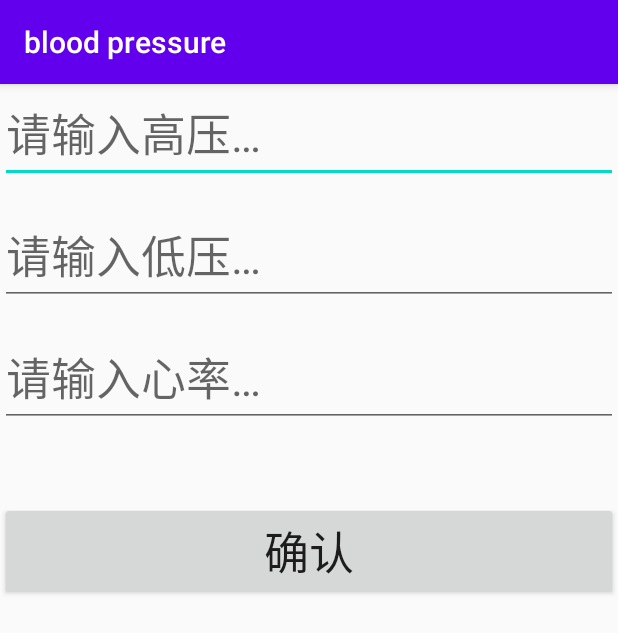
After one commit to CMKA-ERSH/Blood_Pressure, an Android app: the BloodPressureModification screen opened directly, with no data from a screen before it, on a phone screen of 412 x 824 dp. The commit adds this screen. Shown: the top 633 px of the screen. Run offline under Robolectric (Android 15) with nearby library versions, the phone set to English and light mode, and no system bars.

Commit message:
v0.05查看历史记录部分完成，可以对历史记录进行删除、修改、列表清空操作了

```diff
--- a/app/src/main/AndroidManifest.xml
+++ b/app/src/main/AndroidManifest.xml
@@ -9,7 +9,8 @@
         android:roundIcon="@mipmap/ic_launcher_round"
         android:supportsRtl="true"
         android:theme="@style/AppTheme">
-        <activity android:name=".listBP"></activity>
+        <activity android:name=".BloodPressureModification"/>
+        <activity android:name=".listBP" />
         <activity android:name=".recordBP" />
         <activity android:name=".MainActivity">
             <intent-filter>
--- a/app/src/main/java/com/swufe/bloodpressure/BloodPressureManager.java
+++ b/app/src/main/java/com/swufe/bloodpressure/BloodPressureManager.java
@@ -32,9 +32,9 @@ public class BloodPressureManager {
         db.delete(TBNAME, null, null);
         db.close();
     }
-    public void delete(int id){
+    public void delete(String date){
         SQLiteDatabase db = dbHelper.getWritableDatabase();
-        db.delete(TBNAME, "ID=?", new String[]{String.valueOf(id)});
+        db.delete(TBNAME, "DATE=?", new String[]{String.valueOf(date)});
         db.close();
     }
     public void update(BloodPressureItem item){
@@ -44,7 +44,7 @@ public class BloodPressureManager {
         values.put("lowbp", item.getLowBP());
         values.put("heartrate", item.getHeartRate());
         values.put("date", item.getDate());
-        db.update(TBNAME, values, "ID=?", new String[]{String.valueOf(item.getId())});
+        db.update(TBNAME, values, "DATE=?", new String[]{String.valueOf(item.getDate())});
         db.close();
     }
     public List<BloodPressureItem> listAll(){
--- /dev/null
+++ b/app/src/main/java/com/swufe/bloodpressure/BloodPressureModification.java
@@ -0,0 +1,69 @@
+package com.swufe.bloodpressure;
+
+import androidx.appcompat.app.AppCompatActivity;
+
+import android.content.Intent;
+import android.os.Bundle;
+import android.util.Log;
+import android.view.View;
+import android.widget.EditText;
+import android.widget.Toast;
+
+public class BloodPressureModification extends AppCompatActivity {
+    private static final String TAG = "BPModification";
+    EditText newHighBP;
+    EditText newLowBP;
+    EditText newHeartRate;
+    int position;
+
+    String highBPModification;
+    String lowBPModification;
+    String heartRateModification;
+
+    @Override
+    protected void onCreate(Bundle savedInstanceState) {
+        super.onCreate(savedInstanceState);
+        setContentView(R.layout.activity_blood_pressure_modification);
+
+        Log.i(TAG, "onCreate: position = " + getIntent().getIntExtra("position", 0));
+        position = getIntent().getIntExtra("position",0);
+
+        String highBP = getIntent().getStringExtra("highBP");
+        String lowBP = getIntent().getStringExtra("lowBP");
+        String heartRate = getIntent().getStringExtra("heartRate");
+
+        ((EditText)findViewById(R.id.high_BP2)).setText(highBP);
+        ((EditText)findViewById(R.id.low_BP2)).setText(lowBP);
+        ((EditText)findViewById(R.id.heartRate2)).setText(heartRate);
+
+        newHighBP = findViewById(R.id.high_BP2);
+        newLowBP = findViewById(R.id.low_BP2);
+        newHeartRate = findViewById(R.id.heartRate2);
+    }
+
+    public void modification(View btn){
+        highBPModification = newHighBP.getText().toString();
+        lowBPModification = newLowBP.getText().toString();
+        heartRateModification = newHeartRate.getText().toString();
+
+        if(highBPModification.length() > 0 && lowBPModification.length() > 0 && heartRateModification.length() > 0){
+            highBPModification = newHighBP.getText().toString();
+            lowBPModification = newLowBP.getText().toString();
+            heartRateModification = newHeartRate.getText().toString();
+
+            Intent modification = new Intent(this, listBP.class);
+            Bundle bundle = new Bundle();
+            bundle.putString("highBPModification", highBPModification);
+            bundle.putString("lowBPModification", lowBPModification);
+            bundle.putString("heartRateModification", heartRateModification);
+            bundle.putInt("position", position);
+
+            modification.putExtras(bundle);
+            setResult(2, modification);
+
+            finish();
+        }else{
+            Toast.makeText(this,"记录不完整，请检查",Toast.LENGTH_SHORT).show();
+        }
+    }
+}
--- /dev/null
+++ b/app/src/main/res/layout/activity_blood_pressure_modification.xml
@@ -0,0 +1,48 @@
+<?xml version="1.0" encoding="utf-8"?>
+<LinearLayout xmlns:android="http://schemas.android.com/apk/res/android"
+    xmlns:app="http://schemas.android.com/apk/res-auto"
+    xmlns:tools="http://schemas.android.com/tools"
+    android:layout_width="match_parent"
+    android:layout_height="match_parent"
+    android:orientation="vertical"
+    tools:context=".BloodPressureModification">
+
+    <EditText
+        android:id="@+id/high_BP2"
+        android:layout_width="match_parent"
+        android:layout_height="wrap_content"
+        android:hint="@string/high_BP_hint"
+        android:inputType="number"
+        android:textSize="30sp"
+        android:autofillHints="" />
+
+    <EditText
+        android:id="@+id/low_BP2"
+        android:layout_width="match_parent"
+        android:layout_height="wrap_content"
+        android:layout_marginTop="15dp"
+        android:hint="@string/low_BP_hint"
+        android:inputType="number"
+        android:textSize="30sp"
+        android:autofillHints="" />
+
+    <EditText
+        android:id="@+id/heartRate2"
+        android:layout_width="match_parent"
+        android:layout_height="wrap_content"
+        android:layout_marginTop="15dp"
+        android:hint="@string/heart_rate_hint"
+        android:inputType="number"
+        android:textSize="30sp"
+        android:autofillHints="" />
+
+    <Button
+        android:id="@+id/modificationCommit"
+        android:layout_width="match_parent"
+        android:layout_height="wrap_content"
+        android:layout_gravity="center"
+        android:layout_marginTop="50dp"
+        android:text="@string/record_commit"
+        android:textSize="30sp"
+        android:onClick="modification"/>
+</LinearLayout>
--- a/app/src/main/res/values/strings.xml
+++ b/app/src/main/res/values/strings.xml
@@ -3,9 +3,10 @@
     <string name="welcome_Text">欢迎使用！</string>
     <string name="recordBP">记录血压</string>
     <string name="listBP">查看历史记录</string>
-    <string name="high_BP_hint" >请输入高压…</string>
+    <string name="high_BP_hint">请输入高压…</string>
     <string name="low_BP_hint">请输入低压…</string>
     <string name="heart_rate_hint">请输入心率…</string>
     <string name="record_commit">确认</string>
-    <string name="searchHospital">查询附近医院</string>>
+    <string name="searchHospital">查询附近医院</string>
+    <string name="blood_pressure_item">清空列表</string>>
 </resources>
```
Also changed, not shown: app/src/main/java/com/swufe/bloodpressure/listBP.java (+90 -7 lines), app/src/main/res/menu/bloodpressure.xml (added, +8 -0 lines).
